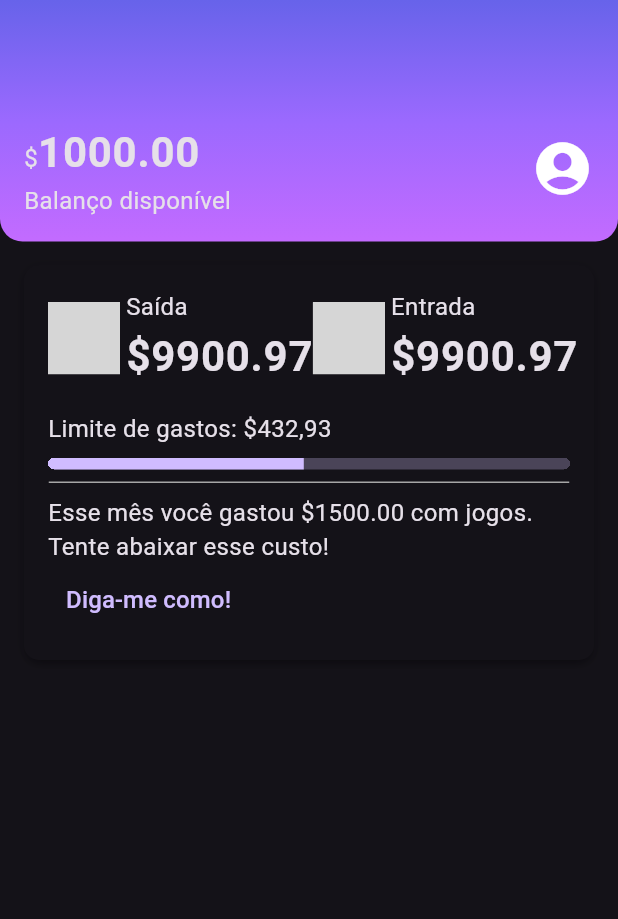
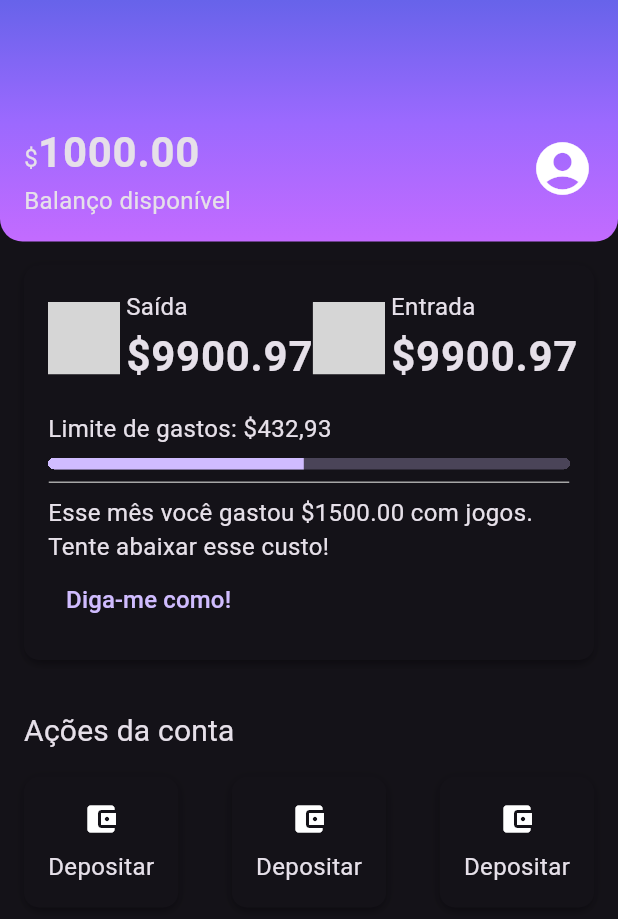
Before and after one commit to leonardo-silva/flutter-alubank, a Flutter app: the screen it shows after launch, on a phone screen of 412 x 824 dp. Shown: the top 919 px of the screen. Run offline on Flutter 3.47's test engine with Material 3 defaults, Android fonts, the light colour scheme and no system bars; grey boxes are pictures that could not be loaded.

Commit message:
feat: new section AccountActions

```diff
--- /dev/null
+++ b/lib/components/sections/account_actions.dart
@@ -0,0 +1,68 @@
+import 'package:alubank/components/box_card.dart';
+import 'package:flutter/material.dart';
+
+class AccountActions extends StatelessWidget {
+  const AccountActions({super.key});
+
+  @override
+  Widget build(BuildContext context) {
+    return Padding(
+      padding: EdgeInsetsGeometry.all(16),
+      child: Column(
+        crossAxisAlignment: CrossAxisAlignment.start,
+        children: [
+          Padding(
+            padding: const EdgeInsets.only(bottom: 16.0),
+            child: Text(
+              'Ações da conta',
+              style: Theme.of(context).textTheme.titleMedium,
+            ),
+          ),
+          Row(
+            mainAxisAlignment: MainAxisAlignment.spaceBetween,
+            children: [
+              BoxCard(
+                boxContent: _AccountActionsContent(
+                  icon: Icon(Icons.account_balance_wallet),
+                  text: 'Depositar',
+                ),
+              ),
+              BoxCard(
+                boxContent: _AccountActionsContent(
+                  icon: Icon(Icons.account_balance_wallet),
+                  text: 'Depositar',
+                ),
+              ),
+              BoxCard(
+                boxContent: _AccountActionsContent(
+                  icon: Icon(Icons.account_balance_wallet),
+                  text: 'Depositar',
+                ),
+              ),
+            ],
+          ),
+        ],
+      ),
+    );
+  }
+}
+
+class _AccountActionsContent extends StatelessWidget {
+  final Icon icon;
+  final String text;
+  const _AccountActionsContent({
+    super.key,
+    required this.icon,
+    required this.text,
+  });
+
+  @override
+  Widget build(BuildContext context) {
+    return Column(
+      children: [
+        Padding(padding: const EdgeInsets.only(bottom: 8.0), child: icon),
+        Text(text),
+      ],
+    );
+  }
+}
--- a/lib/screens/home.dart
+++ b/lib/screens/home.dart
@@ -1,9 +1,6 @@
-import 'package:alubank/components/box_card.dart';
-import 'package:alubank/components/color_dot.dart';
-import 'package:alubank/components/content_division.dart';
+import 'package:alubank/components/sections/account_actions.dart';
 import 'package:alubank/components/sections/header.dart';
 import 'package:alubank/components/sections/recent_activity.dart';
-import 'package:alubank/themes/theme_colors.dart';
 import 'package:flutter/material.dart';
 
 class Home extends StatelessWidget {
@@ -12,7 +9,9 @@ class Home extends StatelessWidget {
   @override
   Widget build(BuildContext context) {
     return Scaffold(
-      body: Column(children: <Widget>[Header(), RecentActivity()]),
+      body: Column(
+        children: <Widget>[Header(), RecentActivity(), AccountActions()],
+      ),
     );
   }
 }
--- a/lib/themes/my_theme.dart
+++ b/lib/themes/my_theme.dart
@@ -8,5 +8,6 @@ ThemeData myTheme = ThemeData(
   textTheme: TextTheme(
     bodyMedium: TextStyle(fontSize: 16),
     bodyLarge: TextStyle(fontSize: 28, fontWeight: FontWeight.bold),
+    titleMedium: TextStyle(fontSize: 20, fontWeight: FontWeight.normal),
   ),
 );
```
